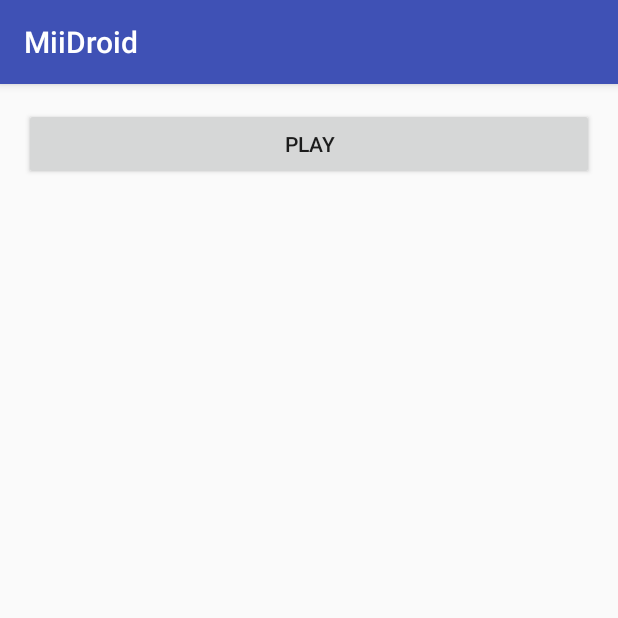
After one commit to AndroidGlass/MiiDroid, an Android app: the MediaPlayerActivity screen opened directly, with no data from a screen before it, on a phone screen of 412 x 824 dp, the top half of it. The commit adds this screen. Run offline under Robolectric (Android 15) with nearby library versions, the phone set to English and light mode, and no system bars.

Commit message:
Setting up media player UI

```diff
--- a/app/src/main/AndroidManifest.xml
+++ b/app/src/main/AndroidManifest.xml
@@ -21,7 +21,8 @@
 
         <service android:name=".service.MyIntentService" />
 
-        <activity android:name=".service.MyServiceActivity"></activity>
+        <activity android:name=".service.MyServiceActivity" />
+        <activity android:name=".media.player.MediaPlayerActivity"></activity>
     </application>
 
 </manifest>
--- /dev/null
+++ b/app/src/main/java/meetup/droid/miidroid/media/player/MediaPlayerActivity.java
@@ -0,0 +1,15 @@
+package meetup.droid.miidroid.media.player;
+
+import android.support.v7.app.AppCompatActivity;
+import android.os.Bundle;
+
+import meetup.droid.miidroid.R;
+
+public class MediaPlayerActivity extends AppCompatActivity {
+
+    @Override
+    protected void onCreate(Bundle savedInstanceState) {
+        super.onCreate(savedInstanceState);
+        setContentView(R.layout.activity_media_player);
+    }
+}
--- a/app/src/main/java/meetup/droid/miidroid/menu/MenuActivity.java
+++ b/app/src/main/java/meetup/droid/miidroid/menu/MenuActivity.java
@@ -9,6 +9,7 @@ import android.widget.LinearLayout;
 import meetup.droid.miidroid.R;
 import meetup.droid.miidroid.implicit.intents.CameraIntentActivity;
 import meetup.droid.miidroid.lifecycle.LifecycleDemoActivity;
+import meetup.droid.miidroid.media.player.MediaPlayerActivity;
 import meetup.droid.miidroid.service.MyServiceActivity;
 
 /**
@@ -20,7 +21,8 @@ public class MenuActivity extends AppCompatActivity {
             //todo create a class to start
             new MenuItem(LifecycleDemoActivity.class, "Lifecycle Demo"),
             new MenuItem(CameraIntentActivity.class, "Camera Intent Demo"),
-            new MenuItem(MyServiceActivity.class, "Service Demo")
+            new MenuItem(MyServiceActivity.class, "Service Demo"),
+            new MenuItem(MediaPlayerActivity.class, "Media Player Demo")
     };
 
     @Override
--- /dev/null
+++ b/app/src/main/res/layout/activity_media_player.xml
@@ -0,0 +1,20 @@
+<?xml version="1.0" encoding="utf-8"?>
+<LinearLayout xmlns:android="http://schemas.android.com/apk/res/android"
+    xmlns:tools="http://schemas.android.com/tools"
+    android:id="@+id/activity_media_player"
+    android:layout_width="match_parent"
+    android:layout_height="match_parent"
+    android:orientation="vertical"
+    android:paddingBottom="@dimen/activity_vertical_margin"
+    android:paddingLeft="@dimen/activity_horizontal_margin"
+    android:paddingRight="@dimen/activity_horizontal_margin"
+    android:paddingTop="@dimen/activity_vertical_margin"
+    tools:context="meetup.droid.miidroid.media.player.MediaPlayerActivity">
+
+    <Button
+        android:id="@+id/btn_play"
+        android:text="@string/play"
+        android:layout_width="match_parent"
+        android:layout_height="wrap_content" />
+
+</LinearLayout>
--- a/app/src/main/res/values/strings.xml
+++ b/app/src/main/res/values/strings.xml
@@ -3,4 +3,5 @@
     <string name="place_holder">Lorem Ipsum is simply dummy text of the printing and typesetting industry. Lorem Ipsum has been the industry\'s standard dummy text ever since the 1500s, when an unknown printer took a galley of type and scrambled it to make a type specimen book. It has survived not only five centuries, but also the leap into electronic typesetting, remaining essentially unchanged. It was popularised in the 1960s with the release of Letraset sheets containing Lorem Ipsum passages, and more recently with desktop publishing software like Aldus PageMaker including versions of Lorem Ipsum.</string>
     <string name="take_pic">Take Pic</string>
     <string name="btn_start_service">Start Service</string>
+    <string name="play">Play</string>
 </resources>
```
